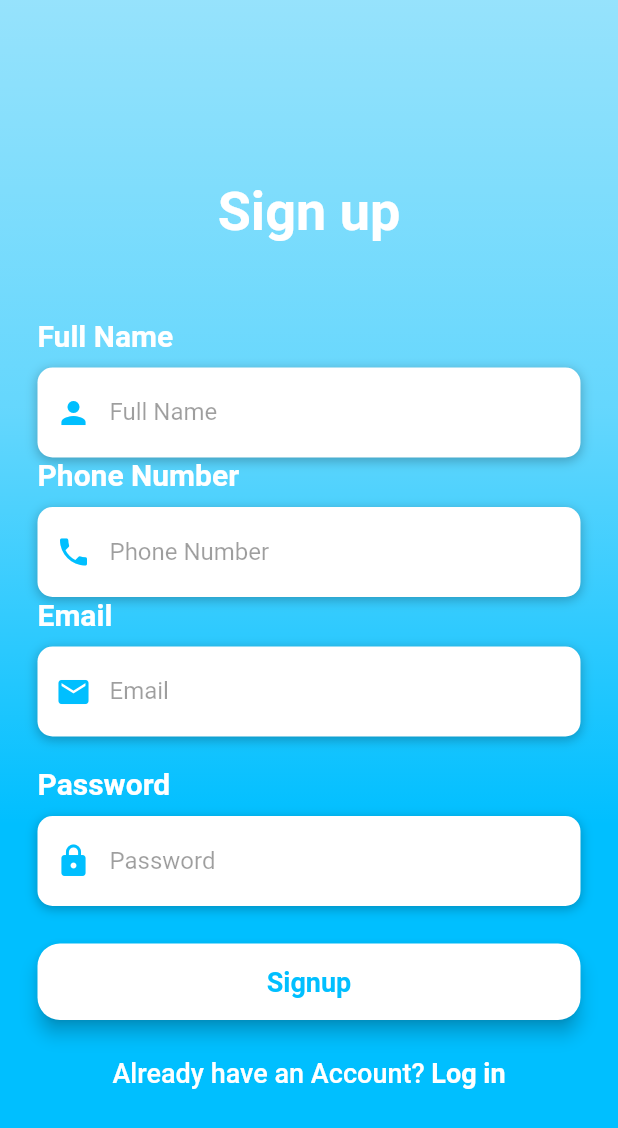
After one commit to crzaratech/rent_tech_app, a Flutter app: the SignupScreen screen opened by its route, on a phone screen of 412 x 824 dp. The commit adds this screen. Shown: the top 1128 px of the screen. Run offline on Flutter 3.47's test engine with Material 2 defaults, Android fonts, the light colour scheme and no system bars.

Commit message:
adds previous files to the new github

```diff
--- /dev/null
+++ b/lib/InitialScreens/signup_screen.dart
@@ -0,0 +1,280 @@
+import 'package:flutter/material.dart';
+import 'package:flutter/services.dart';
+
+class SignupScreen extends StatefulWidget {
+  @override
+  _SignupScreenState createState() => _SignupScreenState();
+}
+
+class _SignupScreenState extends State<SignupScreen> {
+  bool isRememberMe = false;
+  Widget buildName() {
+    return Column(
+      crossAxisAlignment: CrossAxisAlignment.start,
+      children: <Widget>[
+        Text(
+          'Full Name',
+          style: TextStyle(
+              color: Colors.white, fontSize: 20, fontWeight: FontWeight.bold),
+        ),
+        SizedBox(height: 10),
+        Container(
+          alignment: Alignment.centerLeft,
+          decoration: BoxDecoration(
+              color: Colors.white,
+              borderRadius: BorderRadius.circular(10),
+              boxShadow: [
+                BoxShadow(
+                    color: Colors.black26, blurRadius: 6, offset: Offset(0, 2))
+              ]),
+          height: 60,
+          child: TextField(
+              keyboardType: TextInputType.emailAddress,
+              style: TextStyle(color: Colors.black87),
+              decoration: InputDecoration(
+                  border: InputBorder.none,
+                  contentPadding: EdgeInsets.only(top: 14),
+                  prefixIcon: Icon(Icons.person, color: Color(0xff00bfff)),
+                  hintText: 'Full Name',
+                  hintStyle: TextStyle(
+                    color: Colors.black38,
+                  ))),
+        )
+      ],
+    );
+  }
+
+  Widget buildEmail() {
+    return Column(
+      crossAxisAlignment: CrossAxisAlignment.start,
+      children: <Widget>[
+        Text(
+          'Email',
+          style: TextStyle(
+              color: Colors.white, fontSize: 20, fontWeight: FontWeight.bold),
+        ),
+        SizedBox(height: 10),
+        Container(
+          alignment: Alignment.centerLeft,
+          decoration: BoxDecoration(
+              color: Colors.white,
+              borderRadius: BorderRadius.circular(10),
+              boxShadow: [
+                BoxShadow(
+                    color: Colors.black26, blurRadius: 6, offset: Offset(0, 2))
+              ]),
+          height: 60,
+          child: TextField(
+              keyboardType: TextInputType.emailAddress,
+              style: TextStyle(color: Colors.black87),
+              decoration: InputDecoration(
+                  border: InputBorder.none,
+                  contentPadding: EdgeInsets.only(top: 14),
+                  prefixIcon: Icon(Icons.email, color: Color(0xff00bfff)),
+                  hintText: 'Email',
+                  hintStyle: TextStyle(
+                    color: Colors.black38,
+                  ))),
+        )
+      ],
+    );
+  }
+
+  Widget buildPassword() {
+    return Column(
+      crossAxisAlignment: CrossAxisAlignment.start,
+      children: <Widget>[
+        Text(
+          'Password',
+          style: TextStyle(
+              color: Colors.white, fontSize: 20, fontWeight: FontWeight.bold),
+        ),
+        SizedBox(height: 10),
+        Container(
+          alignment: Alignment.centerLeft,
+          decoration: BoxDecoration(
+              color: Colors.white,
+              borderRadius: BorderRadius.circular(10),
+              boxShadow: [
+                BoxShadow(
+                    color: Colors.black26, blurRadius: 6, offset: Offset(0, 2))
+              ]),
+          height: 60,
+          child: TextField(
+              obscureText: true,
+              style: TextStyle(color: Colors.black87),
+              decoration: InputDecoration(
+                  border: InputBorder.none,
+                  contentPadding: EdgeInsets.only(top: 14),
+                  prefixIcon: Icon(Icons.lock, color: Color(0xff00bfff)),
+                  hintText: 'Password',
+                  hintStyle: TextStyle(
+                    color: Colors.black38,
+                  ))),
+        )
+      ],
+    );
+  }
+
+  Widget buildPhoneNumber() {
+    return Column(
+      crossAxisAlignment: CrossAxisAlignment.start,
+      children: <Widget>[
+        Text(
+          'Phone Number',
+          style: TextStyle(
+              color: Colors.white, fontSize: 20, fontWeight: FontWeight.bold),
+        ),
+        SizedBox(height: 10),
+        Container(
+          alignment: Alignment.centerLeft,
+          decoration: BoxDecoration(
+              color: Colors.white,
+              borderRadius: BorderRadius.circular(10),
+              boxShadow: [
+                BoxShadow(
+                    color: Colors.black26, blurRadius: 6, offset: Offset(0, 2))
+              ]),
+          height: 60,
+          child: TextField(
+              obscureText: true,
+              style: TextStyle(color: Colors.black87),
+              decoration: InputDecoration(
+                  border: InputBorder.none,
+                  contentPadding: EdgeInsets.only(top: 14),
+                  prefixIcon: Icon(Icons.phone, color: Color(0xff00bfff)),
+                  hintText: 'Phone Number',
+                  hintStyle: TextStyle(
+                    color: Colors.black38,
+                  ))),
+        )
+      ],
+    );
+  }
+
+  // Widget buildRememberMe() {
+  //   return Container(
+  //       height: 20,
+  //       child: Row(
+  //         children: <Widget>[
+  //           Theme(
+  //             data: ThemeData(unselectedWidgetColor: Colors.white),
+  //             child: Checkbox(
+  //               value: isRememberMe,
+  //               checkColor: Colors.blue,
+  //               activeColor: Colors.white,
+  //               onChanged: (value) {
+  //                 setState(() {
+  //                   isRememberMe = value;
+  //                 });
+  //               },
+  //             ),
+  //           ),
+  //           Text(
+  //             'Remember me',
+  //             style:
+  //                 TextStyle(color: Colors.white, fontWeight: FontWeight.bold),
+  //           ),
+  //         ],
+  //       ));
+  // }
+
+  Widget buildSignUpBtn() {
+    return Container(
+      padding: EdgeInsets.symmetric(vertical: 25),
+      width: double.infinity,
+      child: RaisedButton(
+        elevation: 5,
+        onPressed: () => print('SignUp Pressed'),
+        padding: EdgeInsets.all(15),
+        shape: RoundedRectangleBorder(borderRadius: BorderRadius.circular(15)),
+        color: Colors.white,
+        child: Text(
+          'Signup',
+          style: TextStyle(
+              color: Color(0xff00bfff),
+              fontSize: 18,
+              fontWeight: FontWeight.bold),
+        ),
+      ),
+    );
+  }
+
+  Widget buildLoginBtn() {
+    return GestureDetector(
+      onTap: () => Navigator.of(context).pushNamed('/login'),
+      child: RichText(
+        text: TextSpan(children: [
+          TextSpan(
+              text: 'Already have an Account?',
+              style: TextStyle(
+                  color: Colors.white,
+                  fontSize: 18,
+                  fontWeight: FontWeight.w500)),
+          TextSpan(
+              text: ' Log in',
+              style: TextStyle(
+                  color: Colors.white,
+                  fontSize: 18,
+                  fontWeight: FontWeight.bold))
+        ]),
+      ),
+    );
+  }
+
+  @override
+  Widget build(BuildContext context) {
+    return Scaffold(
+      body: AnnotatedRegion<SystemUiOverlayStyle>(
+        value: SystemUiOverlayStyle.light,
+        child: GestureDetector(
+          child: Stack(
+            children: <Widget>[
+              Container(
+                height: double.infinity,
+                width: double.infinity,
+                decoration: BoxDecoration(
+                    gradient: LinearGradient(
+                        begin: Alignment.topCenter,
+                        end: Alignment.bottomCenter,
+                        colors: [
+                      Color(0x6600bfff),
+                      Color(0x9900bfff),
+                      Color(0xff00bfff),
+                      Color(0xff00bfff),
+                    ])),
+                child: SingleChildScrollView(
+                  padding: EdgeInsets.symmetric(
+                    horizontal: 25,
+                    vertical: 120,
+                  ),
+                  child: Column(
+                    mainAxisAlignment: MainAxisAlignment.center,
+                    children: <Widget>[
+                      Text(
+                        'Sign up',
+                        style: TextStyle(
+                            color: Colors.white,
+                            fontSize: 36,
+                            fontWeight: FontWeight.bold),
+                      ),
+                      SizedBox(height: 50),
+                      buildName(),
+                      buildPhoneNumber(),
+                      buildEmail(),
+                      SizedBox(height: 20),
+                      buildPassword(),
+                      //buildRememberMe(),
+                      buildSignUpBtn(),
+                      buildLoginBtn(),
+                    ],
+                  ),
+                ),
+              ),
+            ],
+          ),
+        ),
+      ),
+    );
+  }
+}
--- a/lib/InitialScreens/splash_screen.dart
+++ b/lib/InitialScreens/splash_screen.dart
@@ -1,5 +1,6 @@
 import 'package:flutter/material.dart';
 import 'package:rent_tech/utils/route_generator.dart';
+
 //splash screen to either create account or log In
 class SplashScreen extends StatefulWidget {
   @override
@@ -17,20 +18,18 @@ class _SplashScreenState extends State<SplashScreen> {
             Text("Welcome to Rent Tech!"),
             RaisedButton(
                 child: Text('Create Account'),
-                onPressed: null),
+                onPressed: () {
+                  Navigator.of(context).pushNamed('/signup');
+                }),
             Text('Already have an account?'),
             RaisedButton(
                 child: Text('Login'),
-                onPressed: (){
+                onPressed: () {
                   Navigator.of(context).pushNamed('/login');
-                }
-            ),
-
+                }),
           ],
         ),
       ),
     );
-
-
   }
 }
--- a/lib/utils/route_generator.dart
+++ b/lib/utils/route_generator.dart
@@ -1,26 +1,26 @@
-
 import 'package:flutter/material.dart';
+import 'package:rent_tech/InitialScreens/signup_screen.dart';
 import 'package:rent_tech/InitialScreens/splash_screen.dart';
 import 'package:rent_tech/main.dart';
 import 'package:rent_tech/InitialScreens/login_screen.dart';
 
 class RouteGenerator {
-  static Route<dynamic> generateRoute(RouteSettings data){
+  static Route<dynamic> generateRoute(RouteSettings data) {
     final args = data.arguments;
 
-    switch(data.name){
+    switch (data.name) {
       case '/':
         return MaterialPageRoute(builder: (_) => SplashScreen());
-      case'/login' :
+      case '/login':
         return MaterialPageRoute(builder: (_) => LoginScreen());
+      case '/signup':
+        return MaterialPageRoute(builder: (_) => SignupScreen());
+      default:
+        return _errorRoute();
+    }
+  }
 
-        default:
-          return _errorRoute();
-
-        }
-    }
-
-  static Route <dynamic> _errorRoute() {
+  static Route<dynamic> _errorRoute() {
     return MaterialPageRoute(builder: (_) {
       return Scaffold(
         appBar: AppBar(
@@ -32,6 +32,4 @@ class RouteGenerator {
       );
     });
   }
-
-
 }
```
